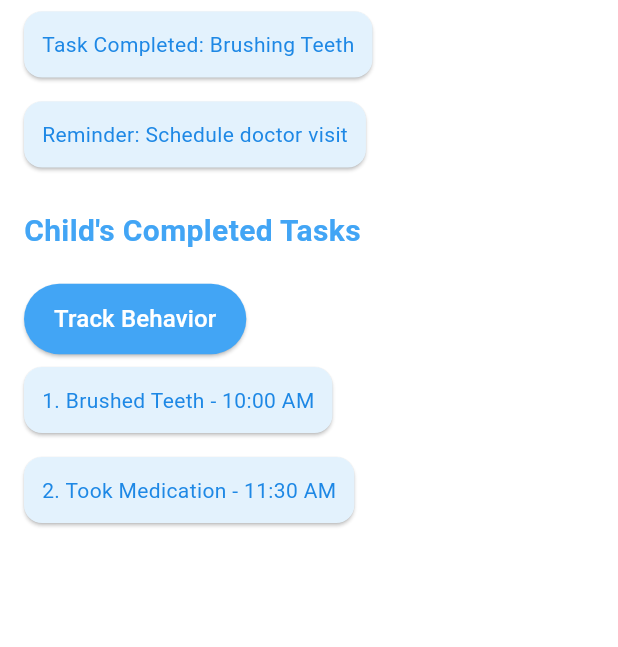
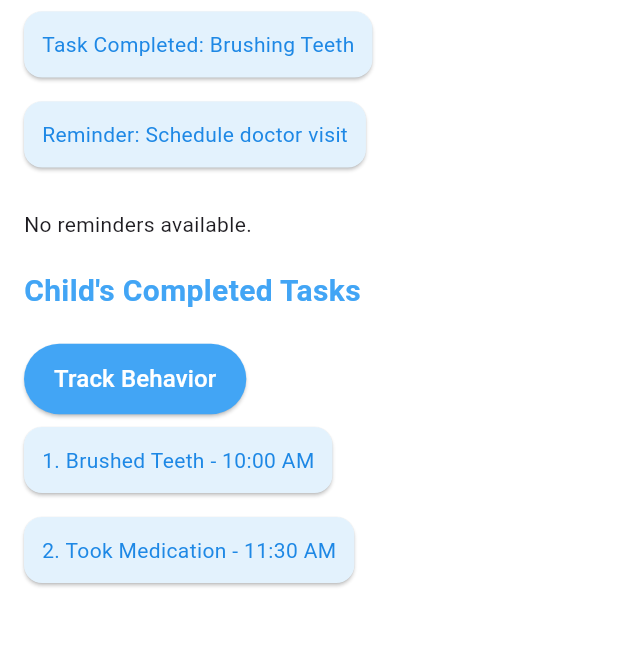
Before and after one commit to piyara99/testapp1, a Flutter app: the CaregiverDashboard screen opened directly, on a phone screen of 412 x 824 dp, the part 152-799 px from its top. Run offline on Flutter 3.47's test engine with Material 3 defaults, Android fonts, the light colour scheme and no system bars; our stand-ins replace cloud_firestore, firebase_auth, firebase_core, fl_chart; accounts and stored records are empty.

Commit message:
updated caregiver dashboard

```diff
--- a/lib/caregiver_dashboard.dart
+++ b/lib/caregiver_dashboard.dart
@@ -1,11 +1,11 @@
 import 'package:flutter/material.dart';
+import 'package:cloud_firestore/cloud_firestore.dart';  // Import Cloud Firestore
 import 'package:testapp/image_upload_page.dart';
 import 'package:testapp/main_dashboard.dart';
-import 'package:testapp/signin.dart'
-    as signin; // Import SignInPage with a prefix
+import 'package:testapp/reminder_page.dart';
+import 'package:testapp/signin.dart' as signin; // Import SignInPage with a prefix
 import 'mood_tracking.dart';
-import 'task_management.dart'
-    as task; // Import TaskManagementPage with a prefix
+import 'task_management.dart' as task; // Import TaskManagementPage with a prefix
 import 'behavior_tracking.dart';
 import 'selfcarediary.dart';
 import 'settings_page.dart';
@@ -36,7 +36,6 @@ class CaregiverDashboard extends StatefulWidget {
   const CaregiverDashboard({super.key});
 
   @override
-  // ignore: library_private_types_in_public_api
   _CaregiverDashboardState createState() => _CaregiverDashboardState();
 }
 
@@ -46,6 +45,25 @@ class _CaregiverDashboardState extends State<CaregiverDashboard> {
   // Function to get the current user's info
   User? getCurrentUser() {
     return _auth.currentUser;
+  }
+
+  // Function to fetch reminders from Firestore
+  Future<List<String>> fetchReminders() async {
+    List<String> remindersList = [];
+    try {
+      // Assuming you have a collection "reminders" in Firestore
+      final snapshot = await FirebaseFirestore.instance
+          .collection('reminders')  // Collection where reminders are stored
+          .where('userId', isEqualTo: _auth.currentUser?.uid) // Assuming reminders are user-specific
+          .get();
+
+      for (var doc in snapshot.docs) {
+        remindersList.add(doc['reminderText']); // Assuming the field is "reminderText"
+      }
+    } catch (e) {
+      print('Error fetching reminders: $e');
+    }
+    return remindersList;
   }
 
   @override
@@ -74,7 +92,6 @@ class _CaregiverDashboardState extends State<CaregiverDashboard> {
             ListTile(
               title: const Text('Dashboard'),
               onTap: () {
-                // Navigate to the Main Dashboard Page
                 Navigator.pushReplacement(
                   context,
                   MaterialPageRoute(
@@ -101,14 +118,13 @@ class _CaregiverDashboardState extends State<CaregiverDashboard> {
                   context,
                   MaterialPageRoute(
                     builder: (context) => AISelfCareDiaryPage(),
-                  ), // Use AISelfCareDiaryPage instead
+                  ),
                 );
               },
             ),
             ListTile(
               title: const Text('Mood Tracking'),
               onTap: () {
-                // Navigate to the MoodTrackingPage
                 Navigator.push(
                   context,
                   MaterialPageRoute(
@@ -120,12 +136,11 @@ class _CaregiverDashboardState extends State<CaregiverDashboard> {
             ListTile(
               title: const Text('Manage Tasks'),
               onTap: () {
-                // Navigate to the Task Management Page
                 Navigator.push(
                   context,
                   MaterialPageRoute(
                     builder: (context) => task.TaskManagementPage(),
-                  ), // Updated
+                  ),
                 );
               },
             ),
@@ -139,9 +154,17 @@ class _CaregiverDashboardState extends State<CaregiverDashboard> {
               },
             ),
             ListTile(
+              title: const Text('Reminders'),
+              onTap: () {
+                Navigator.push(
+                  context,
+                  MaterialPageRoute(builder: (context) => ReminderPage()),
+                );
+              },
+            ),
+            ListTile(
               title: const Text('Reports & Insights'),
               onTap: () {
-                // Navigate to the Reports & Insights Page
                 Navigator.push(
                   context,
                   MaterialPageRoute(
@@ -163,7 +186,6 @@ class _CaregiverDashboardState extends State<CaregiverDashboard> {
             ListTile(
               title: const Text('Log Out'),
               onTap: () {
-                // Log the user out and navigate to the Sign In page
                 _auth.signOut();
                 Navigator.pushReplacement(
                   context,
@@ -211,6 +233,43 @@ class _CaregiverDashboardState extends State<CaregiverDashboard> {
                   style: TextStyle(color: Colors.blue[600]),
                 ),
               ),
+            ),
+            const SizedBox(height: 20),
+            // Fetch reminders from Firestore and display them
+            FutureBuilder<List<String>>(
+              future: fetchReminders(),
+              builder: (context, snapshot) {
+                if (snapshot.connectionState == ConnectionState.waiting) {
+                  return const CircularProgressIndicator();
+                }
+
+                if (snapshot.hasError) {
+                  return Text('Error: ${snapshot.error}');
+                }
+
+                if (!snapshot.hasData || snapshot.data!.isEmpty) {
+                  return const Text('No reminders available.');
+                }
+
+                List<String> reminders = snapshot.data!;
+
+                return Column(
+                  crossAxisAlignment: CrossAxisAlignment.start,
+                  children: reminders.map((reminder) {
+                    return Card(
+                      color: Colors.blue[50],
+                      margin: const EdgeInsets.symmetric(vertical: 8),
+                      child: Padding(
+                        padding: const EdgeInsets.all(12.0),
+                        child: Text(
+                          reminder,
+                          style: TextStyle(color: Colors.blue[600]),
+                        ),
+                      ),
+                    );
+                  }).toList(),
+                );
+              },
             ),
             const SizedBox(height: 20),
             // Overview Section for Completed Tasks
```
